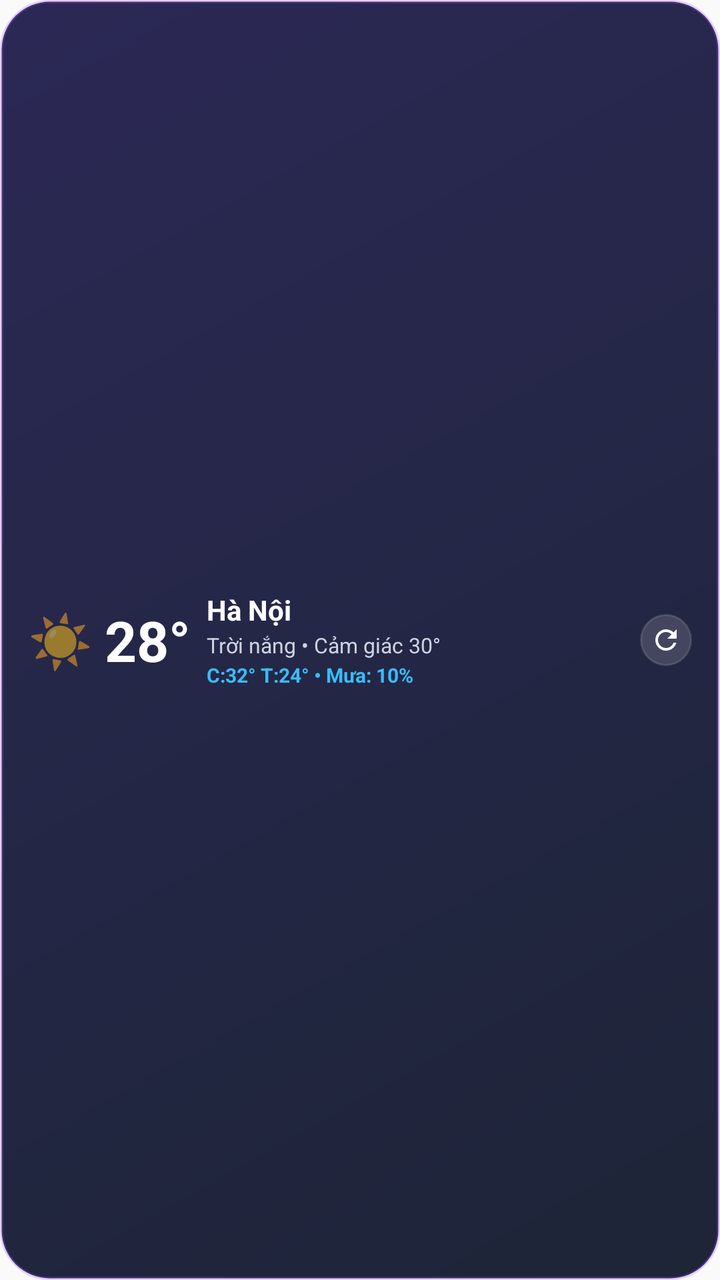
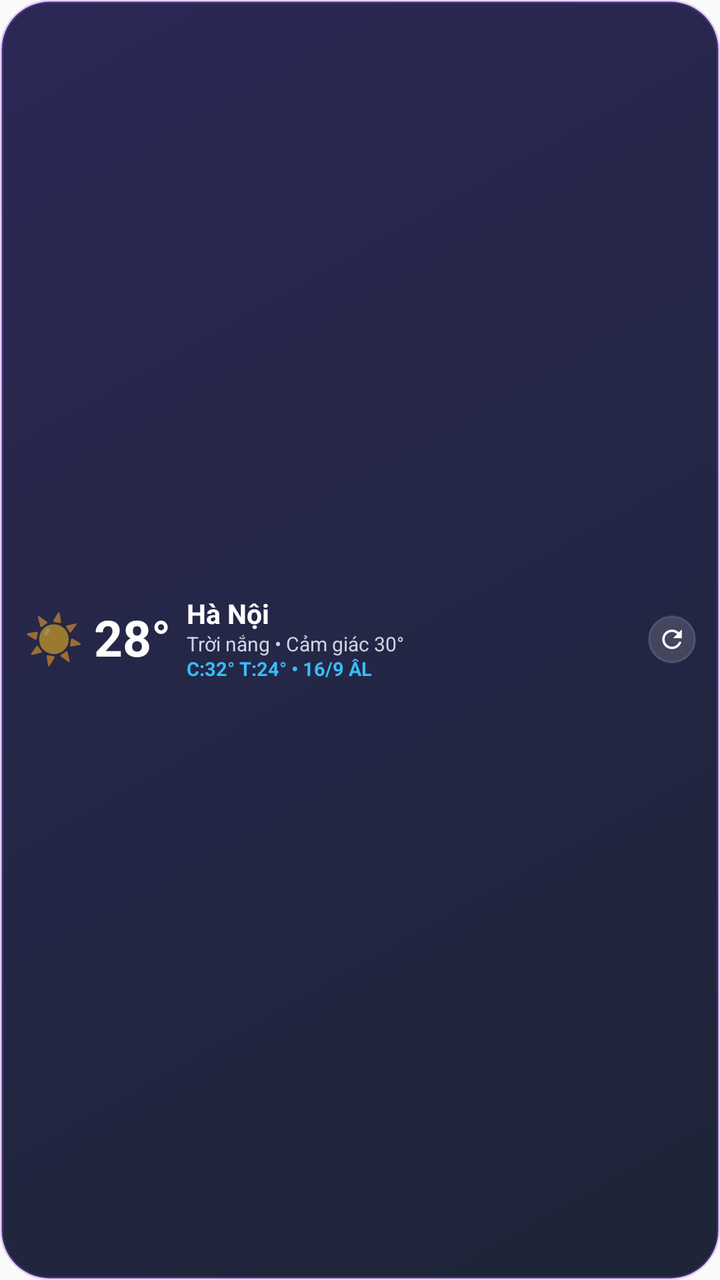

Before-and-after screenshots of an Android layout around one commit, followed by the original layout XML and the change that was made.
<!-- AndroidManifest.xml: application theme Theme.Weather24h -->
<!-- res/layout/weather_widget_compact.xml -->
<?xml version="1.0" encoding="utf-8"?>
<FrameLayout xmlns:android="http://schemas.android.com/apk/res/android"
    android:id="@+id/compact_widget_root"
    android:layout_width="match_parent"
    android:layout_height="match_parent">

    
    <ImageView
        android:id="@+id/compact_widget_bg_layer"
        android:layout_width="match_parent"
        android:layout_height="match_parent"
        android:scaleType="fitXY"
        android:src="@drawable/widget_bg_dark" />

    
    <LinearLayout
        android:id="@+id/compact_widget_content"
        android:layout_width="match_parent"
        android:layout_height="match_parent"
        android:gravity="center_vertical"
        android:orientation="horizontal"
        android:paddingLeft="14dp"
        android:paddingRight="14dp"
        android:paddingStart="14dp"
        android:paddingEnd="14dp"
        android:paddingTop="10dp"
        android:paddingBottom="10dp">

        
        <TextView
            android:id="@+id/compact_widget_icon"
            android:layout_width="wrap_content"
            android:layout_height="wrap_content"
            android:layout_marginEnd="6dp"
            android:text="☀️"
            android:textSize="26sp" />

        <TextView
            android:id="@+id/compact_widget_temp"
            android:layout_width="wrap_content"
            android:layout_height="wrap_content"
            android:layout_marginEnd="8dp"
            android:singleLine="true"
            android:text="28°"
            android:textColor="#FFFFFF"
            android:textSize="28sp"
            android:textStyle="bold" />

        
        <LinearLayout
            android:layout_width="0dp"
            android:layout_height="wrap_content"
            android:layout_weight="1"
            android:orientation="vertical">

            <TextView
                android:id="@+id/compact_widget_city"
                android:layout_width="wrap_content"
                android:layout_height="wrap_content"
                android:ellipsize="end"
                android:maxLines="1"
                android:singleLine="true"
                android:text="Hà Nội"
                android:textColor="#FFFFFF"
                android:textSize="14sp"
                android:textStyle="bold" />

            <TextView
                android:id="@+id/compact_widget_desc"
                android:layout_width="wrap_content"
                android:layout_height="wrap_content"
                android:layout_marginTop="1dp"
                android:ellipsize="end"
                android:maxLines="1"
                android:singleLine="true"
                android:text="Trời nắng • Cảm giác 30°"
                android:textColor="#CBD5E1"
                android:textSize="10.5sp" />

            <TextView
                android:id="@+id/compact_widget_sub"
                android:layout_width="wrap_content"
                android:layout_height="wrap_content"
                android:layout_marginTop="1dp"
                android:ellipsize="end"
                android:maxLines="1"
                android:singleLine="true"
                android:text="C:32° T:24° • Mưa: 10%"
                android:textColor="#38BDF8"
                android:textSize="10sp"
                android:textStyle="bold" />
        </LinearLayout>

        
        <ImageView
            android:id="@+id/compact_widget_btn_refresh"
            android:layout_width="26dp"
            android:layout_height="26dp"
            android:layout_marginStart="6dp"
            android:background="@drawable/widget_refresh_btn_bg_dark"
            android:contentDescription="Làm mới thời tiết"
            android:padding="5dp"
            android:src="@drawable/ic_refresh" />

    </LinearLayout>

</FrameLayout>
<!-- resources referenced by this layout -->
<resources>
  <!-- drawable ic_refresh (drawable) -->
  <vector xmlns:android="http://schemas.android.com/apk/res/android"
      android:width="24dp"
      android:height="24dp"
      android:viewportWidth="24"
      android:viewportHeight="24">
      <path
          android:fillColor="#FFFFFFFF"
          android:pathData="M17.65,6.35C16.2,4.9 14.21,4 12,4c-4.42,0 -7.99,3.58 -7.99,8s3.57,8 7.99,8c3.73,0 6.84,-2.55 7.73,-6h-2.08c-0.82,2.33 -3.04,4 -5.65,4 -3.31,0 -6,-2.69 -6,-6s2.69,-6 6,-6c1.66,0 3.14,0.69 4.22,1.78L13,11h7V4l-2.35,2.35z"/>
  </vector>
  <!-- drawable widget_bg_dark (drawable) -->
  <?xml version="1.0" encoding="utf-8"?>
  <shape xmlns:android="http://schemas.android.com/apk/res/android"
      android:shape="rectangle">
      <gradient
          android:angle="315"
          android:startColor="#F01E1B4B"
          android:endColor="#F00F172A" />
      <corners android:radius="24dp" />
      <stroke
          android:width="1.5dp"
          android:color="#40A855F7" />
  </shape>
  <!-- drawable widget_refresh_btn_bg_dark (drawable) -->
  <?xml version="1.0" encoding="utf-8"?>
  <shape xmlns:android="http://schemas.android.com/apk/res/android"
      android:shape="oval">
      <solid android:color="#26FFFFFF" />
      <stroke
          android:width="1dp"
          android:color="#20FFFFFF" />
  </shape>
  <style name="Theme.Weather24h" parent="android:Theme.Material.Light.NoActionBar">
          <item name="android:statusBarColor">@android:color/transparent</item>
          <item name="android:navigationBarColor">@android:color/transparent</item>
          <item name="android:windowLightStatusBar">true</item>
          <item name="android:windowLightNavigationBar">true</item>
      </style>
</resources>

<!-- the commit's change to res/layout/weather_widget_compact.xml (unified diff, before → after) -->
@@ -18,90 +18,369 @@
         android:layout_width="match_parent"
         android:layout_height="match_parent"
         android:gravity="center_vertical"
-        android:orientation="horizontal"
-        android:paddingLeft="14dp"
-        android:paddingRight="14dp"
-        android:paddingStart="14dp"
-        android:paddingEnd="14dp"
-        android:paddingTop="10dp"
-        android:paddingBottom="10dp">
-
-        
-        <TextView
-            android:id="@+id/compact_widget_icon"
-            android:layout_width="wrap_content"
-            android:layout_height="wrap_content"
-            android:layout_marginEnd="6dp"
-            android:text="☀️"
-            android:textSize="26sp" />
-
-        <TextView
-            android:id="@+id/compact_widget_temp"
-            android:layout_width="wrap_content"
-            android:layout_height="wrap_content"
-            android:layout_marginEnd="8dp"
-            android:singleLine="true"
-            android:text="28°"
-            android:textColor="#FFFFFF"
-            android:textSize="28sp"
-            android:textStyle="bold" />
+        android:orientation="vertical"
+        android:paddingLeft="12dp"
+        android:paddingRight="12dp"
+        android:paddingStart="12dp"
+        android:paddingEnd="12dp"
+        android:paddingTop="8dp"
+        android:paddingBottom="8dp">
 
         
         <LinearLayout
-            android:layout_width="0dp"
+            android:id="@+id/compact_main_row"
+            android:layout_width="match_parent"
             android:layout_height="wrap_content"
-            android:layout_weight="1"
-            android:orientation="vertical">
-
+            android:gravity="center_vertical"
+            android:orientation="horizontal">
+
+            
             <TextView
-                android:id="@+id/compact_widget_city"
+                android:id="@+id/compact_widget_icon"
                 android:layout_width="wrap_content"
                 android:layout_height="wrap_content"
+                android:layout_marginEnd="5dp"
+                android:includeFontPadding="false"
+                android:text="☀️"
+                android:textSize="24sp" />
+
+            <TextView
+                android:id="@+id/compact_widget_temp"
+                android:layout_width="wrap_content"
+                android:layout_height="wrap_content"
+                android:layout_marginEnd="8dp"
+                android:includeFontPadding="false"
+                android:singleLine="true"
+                android:text="28°"
+                android:textColor="#FFFFFF"
+                android:textSize="25sp"
+                android:textStyle="bold" />
+
+            
+            <LinearLayout
+                android:layout_width="0dp"
+                android:layout_height="wrap_content"
+                android:layout_weight="1"
+                android:orientation="vertical">
+
+                <TextView
+                    android:id="@+id/compact_widget_city"
+                    android:layout_width="wrap_content"
+                    android:layout_height="wrap_content"
+                    android:ellipsize="end"
+                    android:includeFontPadding="false"
+                    android:maxLines="1"
+                    android:singleLine="true"
+                    android:text="Hà Nội"
+                    android:textColor="#FFFFFF"
+                    android:textSize="13.5sp"
+                    android:textStyle="bold" />
+
+                <TextView
+                    android:id="@+id/compact_widget_desc"
+                    android:layout_width="wrap_content"
+                    android:layout_height="wrap_content"
+                    android:layout_marginTop="1dp"
+                    android:ellipsize="end"
+                    android:includeFontPadding="false"
+                    android:maxLines="1"
+                    android:singleLine="true"
+                    android:text="Trời nắng • Cảm giác 30°"
+                    android:textColor="#CBD5E1"
+                    android:textSize="10sp" />
+
+                <TextView
+                    android:id="@+id/compact_widget_sub"
+                    android:layout_width="wrap_content"
+                    android:layout_height="wrap_content"
+                    android:layout_marginTop="1dp"
+                    android:ellipsize="end"
+                    android:includeFontPadding="false"
+                    android:maxLines="1"
+                    android:singleLine="true"
+                    android:text="C:32° T:24° • 16/9 ÂL"
+                    android:textColor="#38BDF8"
+                    android:textSize="9.5sp"
+                    android:textStyle="bold" />
+            </LinearLayout>
+
+            
+            <ImageView
+                android:id="@+id/compact_widget_btn_refresh"
+                android:layout_width="24dp"
+                android:layout_height="24dp"
+                android:layout_marginStart="5dp"
+                android:background="@drawable/widget_refresh_btn_bg_dark"
+                android:contentDescription="Làm mới thời tiết"
+                android:padding="4.5dp"
+                android:src="@drawable/ic_refresh" />
+
+        </LinearLayout>
+
+        
+        <LinearLayout
+            android:id="@+id/compact_2x2_extra_container"
+            android:layout_width="match_parent"
+            android:layout_height="wrap_content"
+            android:layout_marginTop="7dp"
+            android:orientation="vertical"
+            android:visibility="gone">
+
+            
+            <LinearLayout
+                android:layout_width="match_parent"
+                android:layout_height="wrap_content"
+                android:baselineAligned="false"
+                android:orientation="horizontal">
+
+                
+                <LinearLayout
+                    android:id="@+id/compact_h1_container"
+                    android:layout_width="0dp"
+                    android:layout_height="wrap_content"
+                    android:layout_marginEnd="2dp"
+                    android:layout_weight="1"
+                    android:background="@drawable/widget_hour_chip_dark"
+                    android:gravity="center"
+                    android:orientation="vertical"
+                    android:paddingTop="3.5dp"
+                    android:paddingBottom="3.5dp"
+                    android:paddingStart="1dp"
+                    android:paddingEnd="1dp">
+
+                    <TextView
+                        android:id="@+id/compact_h1_time"
+                        android:layout_width="wrap_content"
+                        android:layout_height="wrap_content"
+                        android:includeFontPadding="false"
+                        android:singleLine="true"
+                        android:text="14:00"
+                        android:textColor="#94A3B8"
+                        android:textSize="8.5sp" />
+
+                    <TextView
+                        android:id="@+id/compact_h1_icon"
+                        android:layout_width="wrap_content"
+                        android:layout_height="wrap_content"
+                        android:layout_marginTop="1dp"
+                        android:includeFontPadding="false"
+                        android:text="☀️"
+                        android:textSize="12sp" />
+
+                    <TextView
+                        android:id="@+id/compact_h1_temp"
+                        android:layout_width="wrap_content"
+                        android:layout_height="wrap_content"
+                        android:layout_marginTop="1dp"
+                        android:includeFontPadding="false"
+                        android:singleLine="true"
+                        android:text="30°"
+                        android:textColor="#FFFFFF"
+                        android:textSize="10.5sp"
+                        android:textStyle="bold" />
+
+                    <TextView
+                        android:id="@+id/compact_h1_rain"
+                        android:layout_width="wrap_content"
+                        android:layout_height="wrap_content"
+                        android:includeFontPadding="false"
+                        android:singleLine="true"
+                        android:text="—"
+                        android:textColor="#38BDF8"
+                        android:textSize="8sp" />
+                </LinearLayout>
+
+                
+                <LinearLayout
+                    android:id="@+id/compact_h2_container"
+                    android:layout_width="0dp"
+                    android:layout_height="wrap_content"
+                    android:layout_marginStart="1dp"
+                    android:layout_marginEnd="2dp"
+                    android:layout_weight="1"
+                    android:background="@drawable/widget_hour_chip_dark"
+                    android:gravity="center"
+                    android:orientation="vertical"
+                    android:paddingTop="3.5dp"
+                    android:paddingBottom="3.5dp"
+                    android:paddingStart="1dp"
+                    android:paddingEnd="1dp">
+
+                    <TextView
+                        android:id="@+id/compact_h2_time"
+                        android:layout_width="wrap_content"
+                        android:layout_height="wrap_content"
+                        android:includeFontPadding="false"
+                        android:singleLine="true"
+                        android:text="15:00"
+                        android:textColor="#94A3B8"
+                        android:textSize="8.5sp" />
+
+                    <TextView
+                        android:id="@+id/compact_h2_icon"
+                        android:layout_width="wrap_content"
+                        android:layout_height="wrap_content"
+                        android:layout_marginTop="1dp"
+                        android:includeFontPadding="false"
+                        android:text="🌤️"
+                        android:textSize="12sp" />
+
+                    <TextView
+                        android:id="@+id/compact_h2_temp"
+                        android:layout_width="wrap_content"
+                        android:layout_height="wrap_content"
+                        android:layout_marginTop="1dp"
+                        android:includeFontPadding="false"
+                        android:singleLine="true"
+                        android:text="29°"
+                        android:textColor="#FFFFFF"
+                        android:textSize="10.5sp"
+                        android:textStyle="bold" />
+
+                    <TextView
+                        android:id="@+id/compact_h2_rain"
+                        android:layout_width="wrap_content"
+                        android:layout_height="wrap_content"
+                        android:includeFontPadding="false"
+                        android:singleLine="true"
+                        android:text="—"
+                        android:textColor="#38BDF8"
+                        android:textSize="8sp" />
+                </LinearLayout>
+
+                
+                <LinearLayout
+                    android:id="@+id/compact_h3_container"
+                    android:layout_width="0dp"
+                    android:layout_height="wrap_content"
+                    android:layout_marginStart="1dp"
+                    android:layout_marginEnd="2dp"
+                    android:layout_weight="1"
+                    android:background="@drawable/widget_hour_chip_dark"
+                    android:gravity="center"
+                    android:orientation="vertical"
+                    android:paddingTop="3.5dp"
+                    android:paddingBottom="3.5dp"
+                    android:paddingStart="1dp"
+                    android:paddingEnd="1dp">
+
+                    <TextView
+                        android:id="@+id/compact_h3_time"
+                        android:layout_width="wrap_content"
+                        android:layout_height="wrap_content"
+                        android:includeFontPadding="false"
+                        android:singleLine="true"
+                        android:text="16:00"
+                        android:textColor="#94A3B8"
+                        android:textSize="8.5sp" />
+
+                    <TextView
+                        android:id="@+id/compact_h3_icon"
+                        android:layout_width="wrap_content"
+                        android:layout_height="wrap_content"
+                        android:layout_marginTop="1dp"
+                        android:includeFontPadding="false"
+                        android:text="⛅"
+                        android:textSize="12sp" />
+
+                    <TextView
+                        android:id="@+id/compact_h3_temp"
+                        android:layout_width="wrap_content"
+                        android:layout_height="wrap_content"
+                        android:layout_marginTop="1dp"
+                        android:includeFontPadding="false"
+                        android:singleLine="true"
+                        android:text="28°"
+                        android:textColor="#FFFFFF"
+                        android:textSize="10.5sp"
+                        android:textStyle="bold" />
+
+                    <TextView
+                        android:id="@+id/compact_h3_rain"
+                        android:layout_width="wrap_content"
+                        android:layout_height="wrap_content"
+                        android:includeFontPadding="false"
+                        android:singleLine="true"
+                        android:text="—"
+                        android:textColor="#38BDF8"
+                        android:textSize="8sp" />
+                </LinearLayout>
+
+                
+                <LinearLayout
+                    android:id="@+id/compact_h4_container"
+                    android:layout_width="0dp"
+                    android:layout_height="wrap_content"
+                    android:layout_marginStart="1dp"
+                    android:layout_weight="1"
+                    android:background="@drawable/widget_hour_chip_dark"
+                    android:gravity="center"
+                    android:orientation="vertical"
+                    android:paddingTop="3.5dp"
+                    android:paddingBottom="3.5dp"
+                    android:paddingStart="1dp"
+                    android:paddingEnd="1dp">
+
+                    <TextView
+                        android:id="@+id/compact_h4_time"
+                        android:layout_width="wrap_content"
+                        android:layout_height="wrap_content"
+                        android:includeFontPadding="false"
+                        android:singleLine="true"
+                        android:text="17:00"
+                        android:textColor="#94A3B8"
+                        android:textSize="8.5sp" />
+
+                    <TextView
+                        android:id="@+id/compact_h4_icon"
+                        android:layout_width="wrap_content"
+                        android:layout_height="wrap_content"
+                        android:layout_marginTop="1dp"
+                        android:includeFontPadding="false"
+                        android:text="🌙"
+                        android:textSize="12sp" />
+
+                    <TextView
+                        android:id="@+id/compact_h4_temp"
+                        android:layout_width="wrap_content"
+                        android:layout_height="wrap_content"
+                        android:layout_marginTop="1dp"
+                        android:includeFontPadding="false"
+                        android:singleLine="true"
+                        android:text="27°"
+                        android:textColor="#FFFFFF"
+                        android:textSize="10.5sp"
+                        android:textStyle="bold" />
+
+                    <TextView
+                        android:id="@+id/compact_h4_rain"
+                        android:layout_width="wrap_content"
+                        android:layout_height="wrap_content"
+                        android:includeFontPadding="false"
+                        android:singleLine="true"
+                        android:text="—"
+                        android:textColor="#38BDF8"
+                        android:textSize="8sp" />
+                </LinearLayout>
+            </LinearLayout>
+
+            
+            <TextView
+                android:id="@+id/compact_2x2_footer"
+                android:layout_width="match_parent"
+                android:layout_height="wrap_content"
+                android:layout_marginTop="5dp"
                 android:ellipsize="end"
+                android:gravity="center"
+                android:includeFontPadding="false"
                 android:maxLines="1"
                 android:singleLine="true"
-                android:text="Hà Nội"
-                android:textColor="#FFFFFF"
-                android:textSize="14sp"
-                android:textStyle="bold" />
-
-            <TextView
-                android:id="@+id/compact_widget_desc"
-                android:layout_width="wrap_content"
-                android:layout_height="wrap_content"
-                android:layout_marginTop="1dp"
-                android:ellipsize="end"
-                android:maxLines="1"
-                android:singleLine="true"
-                android:text="Trời nắng • Cảm giác 30°"
+                android:text="💧 70% • 💨 12 km/h • ☀️ UV 5.0"
                 android:textColor="#CBD5E1"
-                android:textSize="10.5sp" />
-
-            <TextView
-                android:id="@+id/compact_widget_sub"
-                android:layout_width="wrap_content"
-                android:layout_height="wrap_content"
-                android:layout_marginTop="1dp"
-                android:ellipsize="end"
-                android:maxLines="1"
-                android:singleLine="true"
-                android:text="C:32° T:24° • Mưa: 10%"
-                android:textColor="#38BDF8"
-                android:textSize="10sp"
-                android:textStyle="bold" />
+                android:textSize="9sp" />
+
         </LinearLayout>
 
-        
-        <ImageView
-            android:id="@+id/compact_widget_btn_refresh"
-            android:layout_width="26dp"
-            android:layout_height="26dp"
-            android:layout_marginStart="6dp"
-            android:background="@drawable/widget_refresh_btn_bg_dark"
-            android:contentDescription="Làm mới thời tiết"
-            android:padding="5dp"
-            android:src="@drawable/ic_refresh" />
-
     </LinearLayout>
 
 </FrameLayout>
<!-- resource entries referenced after the edit -->
@@ -23,6 +23,16 @@
           android:width="1.5dp"
           android:color="#40A855F7" />
   </shape>
+  <!-- drawable widget_hour_chip_dark (drawable) -->
+  <?xml version="1.0" encoding="utf-8"?>
+  <shape xmlns:android="http://schemas.android.com/apk/res/android"
+      android:shape="rectangle">
+      <corners android:radius="12dp" />
+      <solid android:color="#24FFFFFF" />
+      <stroke
+          android:width="1dp"
+          android:color="#1AFFFFFF" />
+  </shape>
   <!-- drawable widget_refresh_btn_bg_dark (drawable) -->
   <?xml version="1.0" encoding="utf-8"?>
   <shape xmlns:android="http://schemas.android.com/apk/res/android"
